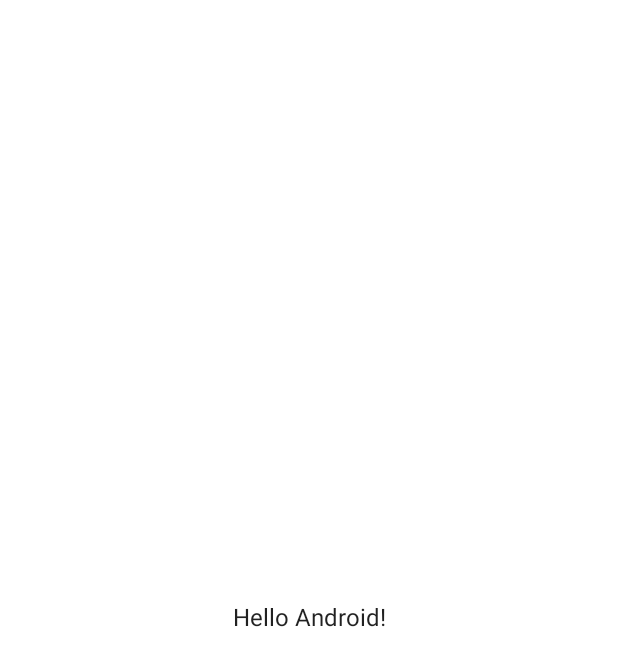
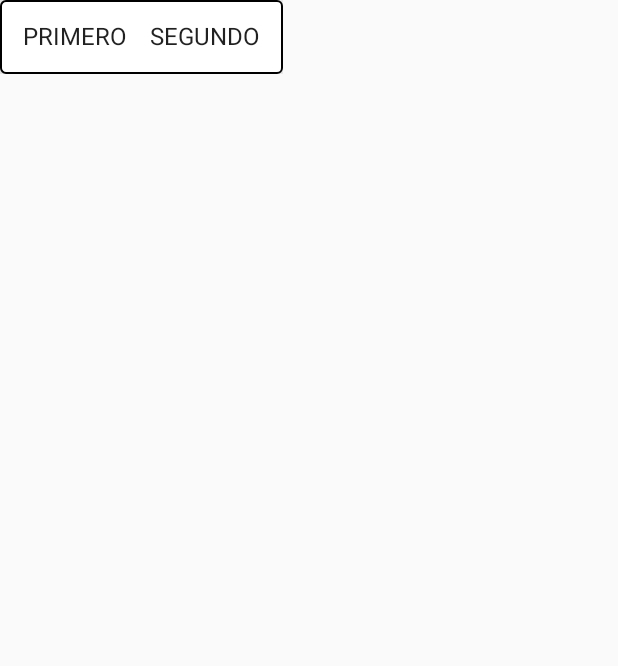
Before and after one commit to Piliwiwi/android-digipaw, an Android app built with Jetpack Compose: the screen it shows after launch (MainActivity before the commit, ComponentPreviewActivity after it), on a phone screen of 412 x 824 dp. Before the commit the part shown is almost empty. Shown: the top 666 px of the screen. Run offline under Robolectric (Android 15) with nearby library versions, the phone set to English and light mode, and no system bars.

```diff
--- a/app/src/main/AndroidManifest.xml
+++ b/app/src/main/AndroidManifest.xml
@@ -24,6 +24,7 @@
                 <category android:name="android.intent.category.LAUNCHER" />
             </intent-filter>
         </activity>
+        <activity android:name=".ui.ComponentPreviewActivity"/>
     </application>
 
 </manifest>
--- a/app/src/main/java/com/arech/digipaw/MainActivity.kt
+++ b/app/src/main/java/com/arech/digipaw/MainActivity.kt
@@ -12,10 +12,9 @@ import androidx.compose.material.Surface
 import androidx.compose.material.Text
 import androidx.compose.runtime.Composable
 import androidx.compose.ui.Modifier
-import androidx.compose.ui.text.style.TextAlign
 import androidx.compose.ui.text.style.TextAlign.Companion.Center
-import androidx.compose.ui.tooling.preview.Preview
-import com.arech.digipaw.ui.theme.DigipawComposeTheme
+import com.arech.digipaw.ui.ComponentPreviewActivity
+import com.arech.uicomponents.theme.DigipawComposeTheme
 
 class MainActivity : ComponentActivity() {
     override fun onCreate(savedInstanceState: Bundle?) {
@@ -30,6 +29,12 @@ class MainActivity : ComponentActivity() {
                 }
             }
         }
+    }
+
+    override fun onStart() {
+        super.onStart()
+        val intent = ComponentPreviewActivity.makeIntent(this)
+        startActivity(intent)
     }
 }
 
--- /dev/null
+++ b/app/src/main/java/com/arech/digipaw/ui/ComponentPreviewActivity.kt
@@ -0,0 +1,28 @@
+package com.arech.digipaw.ui
+
+import android.content.Context
+import android.content.Intent
+import android.os.Bundle
+import androidx.activity.ComponentActivity
+import androidx.activity.compose.setContent
+import com.arech.uicomponents.component.PetCard
+import com.arech.uicomponents.theme.DigipawComposeTheme
+
+/**
+ * Created by Pili Arancibia on 14-08-22.
+ */
+
+class ComponentPreviewActivity : ComponentActivity() {
+    override fun onCreate(savedInstanceState: Bundle?) {
+        super.onCreate(savedInstanceState)
+        setContent {
+            DigipawComposeTheme {
+                PetCard()
+            }
+        }
+    }
+
+    companion object {
+        fun makeIntent(context: Context) = Intent(context, ComponentPreviewActivity::class.java)
+    }
+}
--- a/build.gradle
+++ b/build.gradle
@@ -1,13 +1,13 @@
 buildscript {
     apply from: 'dependencies.gradle'
     ext {
-        compose_version = '1.1.0-beta01'
+        compose_version = '1.1.1'
     }
 }// Top-level build file where you can add configuration options common to all sub-projects/modules.
 plugins {
     id 'com.android.application' version '7.2.1' apply false
     id 'com.android.library' version '7.2.1' apply false
-    id 'org.jetbrains.kotlin.android' version '1.7.10' apply false
+    id 'org.jetbrains.kotlin.android' version '1.6.10' apply false
 }
 
 task clean(type: Delete) {
--- a/dependencies.gradle
+++ b/dependencies.gradle
@@ -7,7 +7,7 @@ ext {
     hiltVersion = '2.41'
     hiltXVersion = '1.0.0-alpha03'
     jUnit5Version = '5.8.2'
-    lifecycleVersion = '2.4.1'
+    lifecycleVersion = '2.3.1'
     lottieVersion = '5.1.1'
     materialVersion = '1.6.0'
     mockkVersion = '1.12.3'
--- /dev/null
+++ b/uicomponents/src/main/java/com/arech/uicomponents/component/PetCard.kt
@@ -0,0 +1,63 @@
+package com.arech.uicomponents.component
+
+import androidx.compose.foundation.BorderStroke
+import androidx.compose.foundation.layout.Arrangement
+import androidx.compose.foundation.layout.Column
+import androidx.compose.foundation.layout.Row
+import androidx.compose.foundation.layout.fillMaxSize
+import androidx.compose.foundation.layout.padding
+import androidx.compose.material.Card
+import androidx.compose.material.Scaffold
+import androidx.compose.material.Text
+import androidx.compose.runtime.Composable
+import androidx.compose.ui.Alignment
+import androidx.compose.ui.Modifier
+import androidx.compose.ui.graphics.Color
+import androidx.compose.ui.tooling.preview.Preview
+import androidx.compose.ui.unit.dp
+
+/**
+ * Created by Pili Arancibia on 14-08-22.
+ */
+
+@Composable
+fun PetCard() {
+    Card(
+        modifier = Modifier,
+        elevation = 10.dp,
+        border = BorderStroke(1.dp, Color.Black)
+    ) {
+        PetCardContent()
+    }
+}
+
+@Composable
+fun PetCardContent() {
+    Row(modifier = Modifier.padding(15.dp)) {
+        Column(Modifier.padding(end = 15.dp)) {
+            Text(
+                text = "PRIMERO"
+            )
+        }
+        Column() {
+            Text(
+                text = "SEGUNDO"
+            )
+        }
+    }
+
+}
+
+@Preview(showBackground = true)
+@Composable
+fun PetCardPreview() {
+    Scaffold(
+        modifier = Modifier.fillMaxSize()
+    ) {
+        Column(modifier = Modifier.fillMaxSize(),
+        horizontalAlignment = Alignment.CenterHorizontally,
+        verticalArrangement = Arrangement.Center) {
+            PetCard()
+        }
+    }
+}
--- a/app/src/main/java/com/arech/digipaw/ui/theme/Color.kt
+++ b/uicomponents/src/main/java/com/arech/uicomponents/theme/Color.kt
@@ -1,4 +1,4 @@
-package com.arech.digipaw.ui.theme
+package com.arech.uicomponents.theme
 
 import androidx.compose.ui.graphics.Color
 
--- a/app/src/main/java/com/arech/digipaw/ui/theme/Shape.kt
+++ b/uicomponents/src/main/java/com/arech/uicomponents/theme/Shape.kt
@@ -1,4 +1,4 @@
-package com.arech.digipaw.ui.theme
+package com.arech.uicomponents.theme
 
 import androidx.compose.foundation.shape.RoundedCornerShape
 import androidx.compose.material.Shapes
--- a/app/src/main/java/com/arech/digipaw/ui/theme/Theme.kt
+++ b/uicomponents/src/main/java/com/arech/uicomponents/theme/Theme.kt
@@ -1,4 +1,4 @@
-package com.arech.digipaw.ui.theme
+package com.arech.uicomponents.theme
 
 import androidx.compose.foundation.isSystemInDarkTheme
 import androidx.compose.material.MaterialTheme
--- a/app/src/main/java/com/arech/digipaw/ui/theme/Type.kt
+++ b/uicomponents/src/main/java/com/arech/uicomponents/theme/Type.kt
@@ -1,4 +1,4 @@
-package com.arech.digipaw.ui.theme
+package com.arech.uicomponents.theme
 
 import androidx.compose.material.Typography
 import androidx.compose.ui.text.TextStyle
```
Also changed, not shown: app/build.gradle (+9 -5 lines), uicomponents/build.gradle (+17 -7 lines), uicomponents/src/main/java/com/arech/uicomponents/Components.kt (added, +8 -0 lines), utils/build.gradle (+3 -7 lines), 1 other file.
